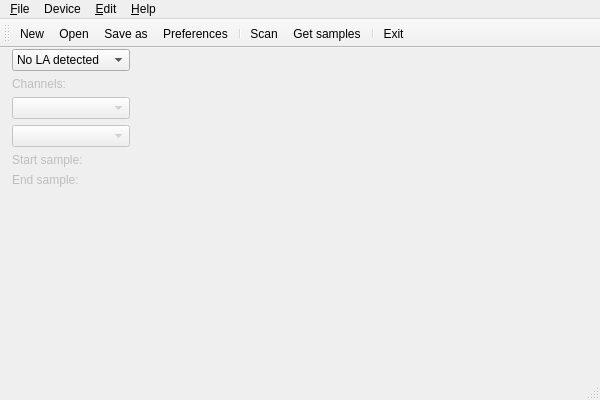
This is gui/mainwindow.ui in esden/flosslogic as Qt 5 draws it before an edit. The edited form follows.
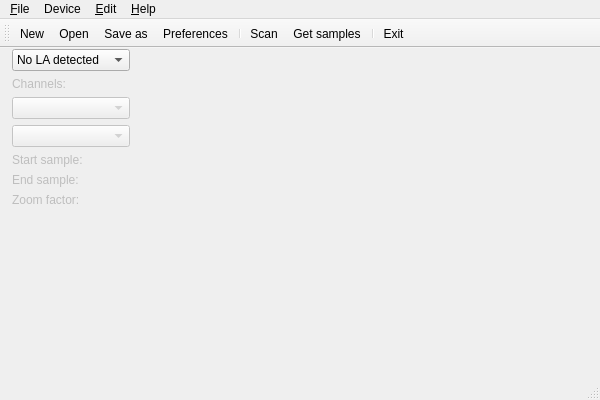
This is the edited form. Icons and pictures are not drawn.

Commit message: Add zoomFactor variable infrastructure.

The edit to the form file:
```diff
--- a/gui/mainwindow.ui
+++ b/gui/mainwindow.ui
@@ -54,7 +54,7 @@
         </item>
        </widget>
       </item>
-      <item row="6" column="0">
+      <item row="7" column="0">
        <spacer name="verticalSpacer">
         <property name="orientation">
          <enum>Qt::Vertical</enum>
@@ -111,6 +111,16 @@
         </property>
        </widget>
       </item>
+      <item row="6" column="0">
+       <widget class="QLabel" name="labelZoomFactor">
+        <property name="enabled">
+         <bool>false</bool>
+        </property>
+        <property name="text">
+         <string>Zoom factor:</string>
+        </property>
+       </widget>
+      </item>
      </layout>
     </widget>
    </widget>
```
Left out of the diff: 18 changed lines with no effect on the pictures. The commit also changes 3 other files.
